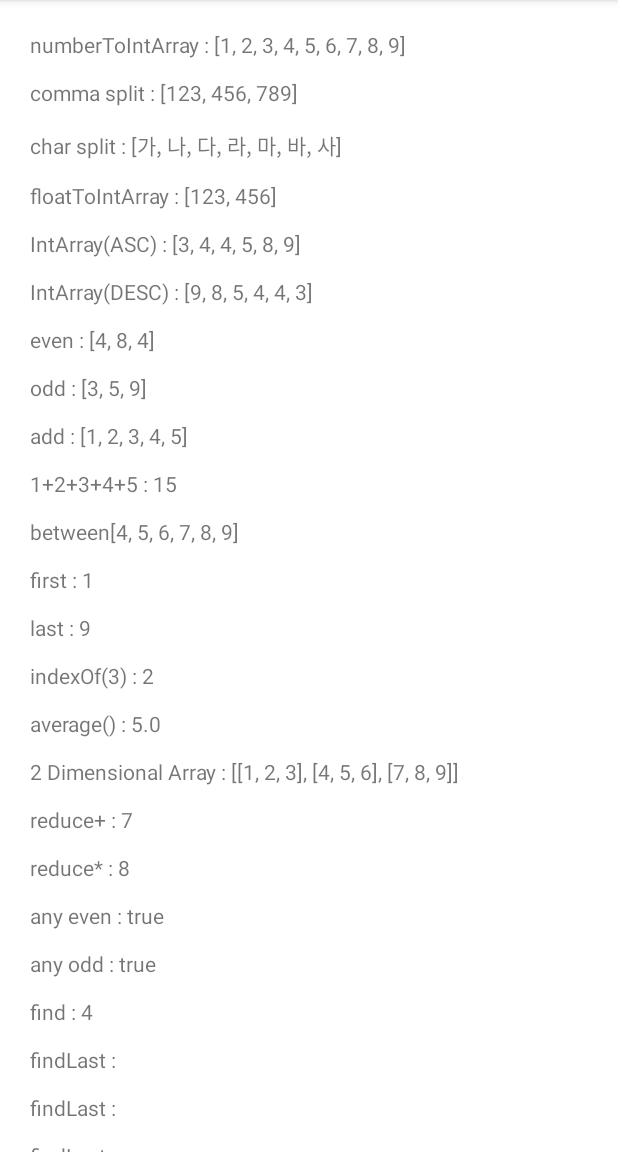
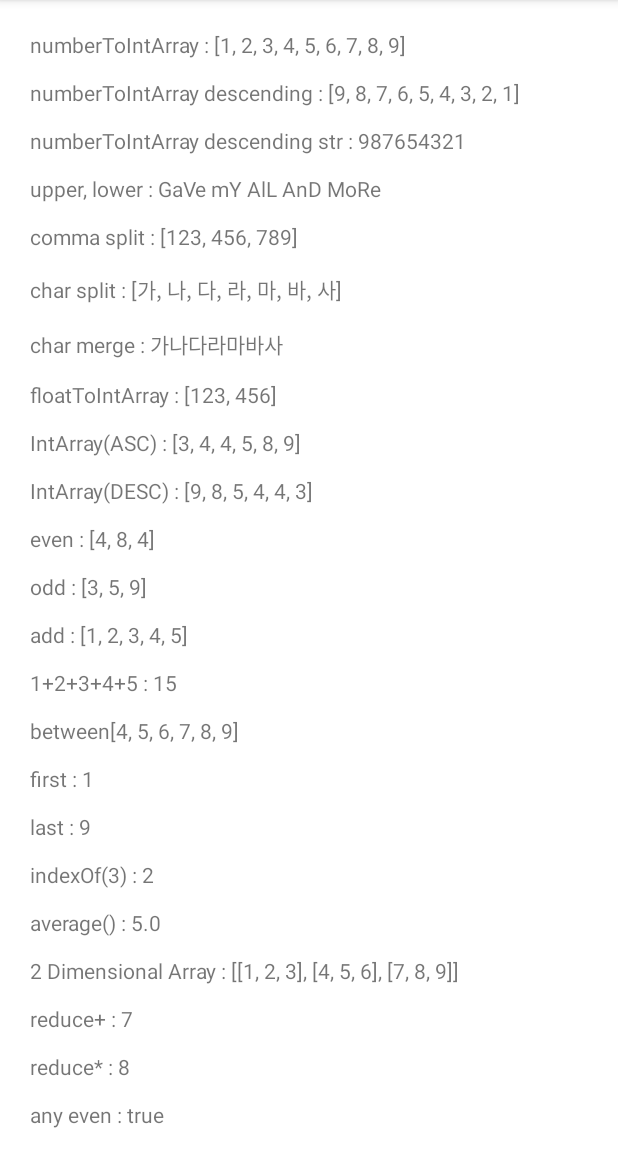
Before and after one commit to milkissboy/arrayExample, an Android app: the screen it shows after launch (MainActivity), on a phone screen of 412 x 824 dp, the part 84-1236 px from its top. Run offline under Robolectric (Android 15) with nearby library versions, the phone set to English and light mode, and no system bars.

```diff
--- a/app/src/main/java/com/hyk/arrayexample/MainActivity.kt
+++ b/app/src/main/java/com/hyk/arrayexample/MainActivity.kt
@@ -29,6 +29,28 @@ class MainActivity : AppCompatActivity() {
         )
         // => [1, 2, 3, 4, 5, 6, 7, 8, 9]
 
+        // number 내림차순
+        print(
+            name = "numberToIntArray descending : ",
+            char.map { it }.sortedDescending().toCharArray()
+        )
+        // => [9, 8, 7, 6, 5, 4, 3, 2, 1]
+        print(
+            name = "numberToIntArray descending str : ",
+            char.map { it }.sortedDescending().toCharArray().concatToString()
+        )
+        // => 987654321
+
+        // 문자열중 짝수 대문자, 홀수 소문자
+        val char1 = "Gave my all and more".toCharArray().mapIndexed { index, char ->
+            if(index % 2 == 0) {
+                char.uppercase()
+            } else {
+                char.lowercase()
+            }
+        }.joinToString("")
+        print(name = "upper, lower : ", char1)
+
         // 콤마 기준으로 split
         val char2 = "123,456,789"
         print(
@@ -46,6 +68,12 @@ class MainActivity : AppCompatActivity() {
             char3.toCharArray()
         )
         // => [가, 나, 다, 라, 마, 바, 사]
+
+        // CharArray to String 합치기
+        print(
+            name = "char merge : ",
+            char3.toCharArray().concatToString()
+        )
 
         // float 을 소수점 기준으로 나누기
         val char4: Float = 123.456.toFloat()
@@ -155,14 +183,61 @@ class MainActivity : AppCompatActivity() {
         print(name = "any even : ", numbers5.any { it % 2 == 0 }) // 짝수 가짐
         print(name = "any odd : ", numbers5.any { it % 2 != 0 }) // 홀수 가짐
         print(name = "find : ", numbers5.find { it == 4 })    // 4가 있음
-        print(name = "findLast : ", numbers5.findLast { it == 5 })
+        print(name = "find : ", numbers5.find { it == 5 })    // 5가 없음
 
-        print(name = "findLast : ", numbers5.findLast { it == 5 })
-        print(name = "findLast : ", numbers5.findLast { it == 5 })
-        print(name = "findLast : ", numbers5.findLast { it == 5 })
+        print(name = "min : ", numbers3.minOrNull())  // 배열내의 최소 1
+        print(name = "max : ", numbers3.maxOrNull())  // 배열내의 최대 9
 
-//        print(numbers5.find { it == 4 }) // 4 있음
-//        print(numbers5.find { it == 5 }) // 5 있음?
+
+        //print(name = "findLast : ", numbers5.findLast { it == 5 })
+
+        // 약수 구하기
+        val num = 12
+        val divisorSum = if (num in 0..100) {
+            IntArray(num) { it + 1 }.reduce { acc, i ->
+                if (num % i == 0) acc + i else acc
+            }
+        } else 0
+        // (12 % n == 0) n = 1, 2, 3, 4, 6, 12  >>> 28
+        print(name = "divisorSum : ", divisorSum)
+
+        // 배열 내에 모든 수 더하기
+        val numbers6 = intArrayOf(3, 2, 5, 1)
+        val allSum: ArrayList<Int> = ArrayList<Int>()
+        numbers6.forEachIndexed { index, first ->
+            numbers6.forEachIndexed { indexSec, second ->
+                // 자기자신 빼고 더하기
+                if (index != indexSec) {
+                    allSum.add(first + second)
+                }
+            }
+        }
+
+        d("+ index, original : ${allSum.toIntArray().joinToString()}")
+        //5, 8, 4, 5, 7, 3, 8, 7, 6, 4, 3, 6
+        d("+ index distinct : ${allSum.distinct()}") // 디스팅트, 중복제거
+        //[5, 8, 4, 7, 3, 6]
+        d("temp distinct : ${allSum.distinct().sorted()}") // 오름차순
+        //[3, 4, 5, 6, 7, 8]
+        d("temp distinct : ${allSum.distinct().sortedDescending()}") // 내림차순
+        //[8, 7, 6, 5, 4, 3]
+
+        // 배열내 range
+        val position1 = 1   // 1번째
+        val position2 = 4   // 4번째
+        val numbers7 = intArrayOf(2, 6, 4, 7, 1, 3, 5).slice(position1..position2).toIntArray()
+        print(name = "range ", numbers7)
+        // [6, 4, 7, 1]
+
+        // 스트링 정렬
+        var str = "YbcdDeafAg".toCharArray()
+        str = str.filter {
+            it.isLowerCase()
+        }.sorted().toCharArray() + str.filter {
+            it.isUpperCase()
+        }.sorted().toCharArray()
+        print(name = "string sort ", str.concatToString())
+        // abcdefgADY
 
         textView.text = result.toString()
     }
@@ -188,6 +263,9 @@ class MainActivity : AppCompatActivity() {
             is Boolean -> {
                 res = args.toString()
             }
+            is String -> {
+                res = args
+            }
             else -> {
                 res = ""
             }
```
